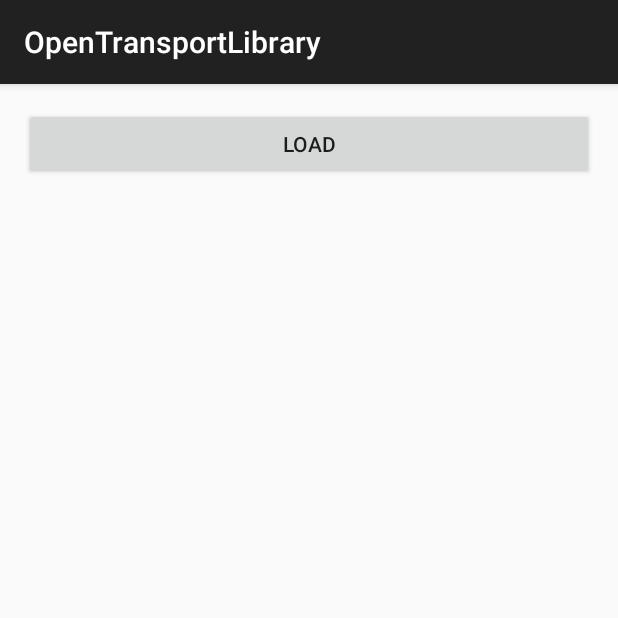
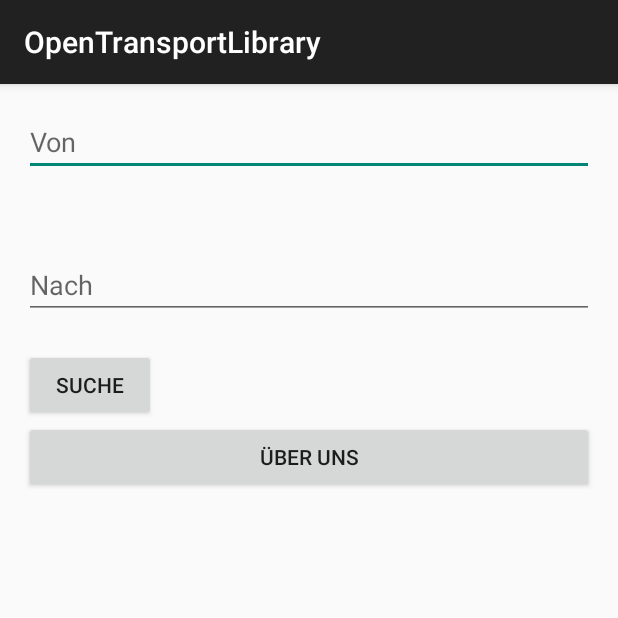
Before and after one commit to marionschleifer/fahrplan-app, an Android app: the screen it shows after launch (MainActivity), on a phone screen of 412 x 824 dp, the top half of it. Run offline under Robolectric (Android 15) with nearby library versions, the phone set to English and light mode, and no system bars.

Commit message:
move usable stuff from old to new app

```diff
--- a/app/src/main/AndroidManifest.xml
+++ b/app/src/main/AndroidManifest.xml
@@ -16,6 +16,10 @@
                 <category android:name="android.intent.category.LAUNCHER" />
             </intent-filter>
         </activity>
+
+        <activity
+            android:name=".AboutActivity" >
+        </activity>
     </application>
 
     <uses-permission android:name="android.permission.INTERNET"/>
--- a/app/src/main/java/ch/schoeb/opentransportlibrary/MainActivity.java
+++ b/app/src/main/java/ch/schoeb/opentransportlibrary/MainActivity.java
@@ -6,6 +6,8 @@ import android.support.v7.app.ActionBarActivity;
 import android.util.Log;
 import android.view.View;
 import android.widget.Button;
+import android.content.Intent;
+import android.support.v7.app.AppCompatActivity;
 
 import ch.schoeb.opendatatransport.IOpenTransportRepository;
 import ch.schoeb.opendatatransport.OpenDataTransportException;
@@ -20,13 +22,19 @@ public class MainActivity extends ActionBarActivity {
         super.onCreate(savedInstanceState);
         setContentView(R.layout.activity_main);
 
-        Button btn = (Button) findViewById(R.id.buttonLoad);
+        Button btn = (Button) findViewById(R.id.buttonSearch);
         btn.setOnClickListener(new View.OnClickListener() {
             @Override
             public void onClick(View v) {
                 LoadConnections();
             }
         });
+    }
+
+    public void about(View view)
+    {
+        Intent intent = new Intent(MainActivity.this, AboutActivity.class);
+        startActivity(intent);
     }
 
     private void LoadConnections() {
--- a/app/src/main/res/layout/activity_main.xml
+++ b/app/src/main/res/layout/activity_main.xml
@@ -1,16 +1,40 @@
-<RelativeLayout xmlns:android="http://schemas.android.com/apk/res/android"
+<LinearLayout xmlns:android="http://schemas.android.com/apk/res/android"
     xmlns:tools="http://schemas.android.com/tools" android:layout_width="match_parent"
     android:layout_height="match_parent" android:paddingLeft="@dimen/activity_horizontal_margin"
+    android:orientation="vertical"
     android:paddingRight="@dimen/activity_horizontal_margin"
     android:paddingTop="@dimen/activity_vertical_margin"
     android:paddingBottom="@dimen/activity_vertical_margin" tools:context=".MainActivity">
 
+    <EditText
+        android:id="@+id/from"
+        android:layout_width="fill_parent"
+        android:layout_height="wrap_content"
+        android:hint="Von"
+        android:inputType="textAutoComplete" />
+
+    <EditText
+        android:id="@+id/to"
+        android:layout_width="fill_parent"
+        android:layout_height="wrap_content"
+        android:hint="Nach"
+        android:inputType="textAutoComplete"
+        android:layout_marginTop="50dp"
+        android:layout_marginBottom="20dp"/>
+
     <Button
         android:layout_width="wrap_content"
         android:layout_height="wrap_content"
-        android:text="Load"
-        android:id="@+id/buttonLoad"
+        android:text="Suche"
+        android:id="@+id/buttonSearch"
         android:layout_alignParentLeft="true"
         android:layout_alignParentRight="true"/>
 
-</RelativeLayout>
+    <Button
+        android:layout_width="match_parent"
+        android:layout_height="wrap_content"
+        android:text="Über uns"
+        android:id="@+id/buttonAbout"
+        android:onClick="about"/>
+
+</LinearLayout>
```
Also changed, not shown: app/src/main/java/ch/schoeb/opentransportlibrary/AboutActivity.java (added, +16 -0 lines), app/src/main/res/layout/activity_about.xml (added, +50 -0 lines), app/src/main/res/drawable/helga.jpeg (added), app/src/main/res/drawable/marion.png (added), 1 other file.
